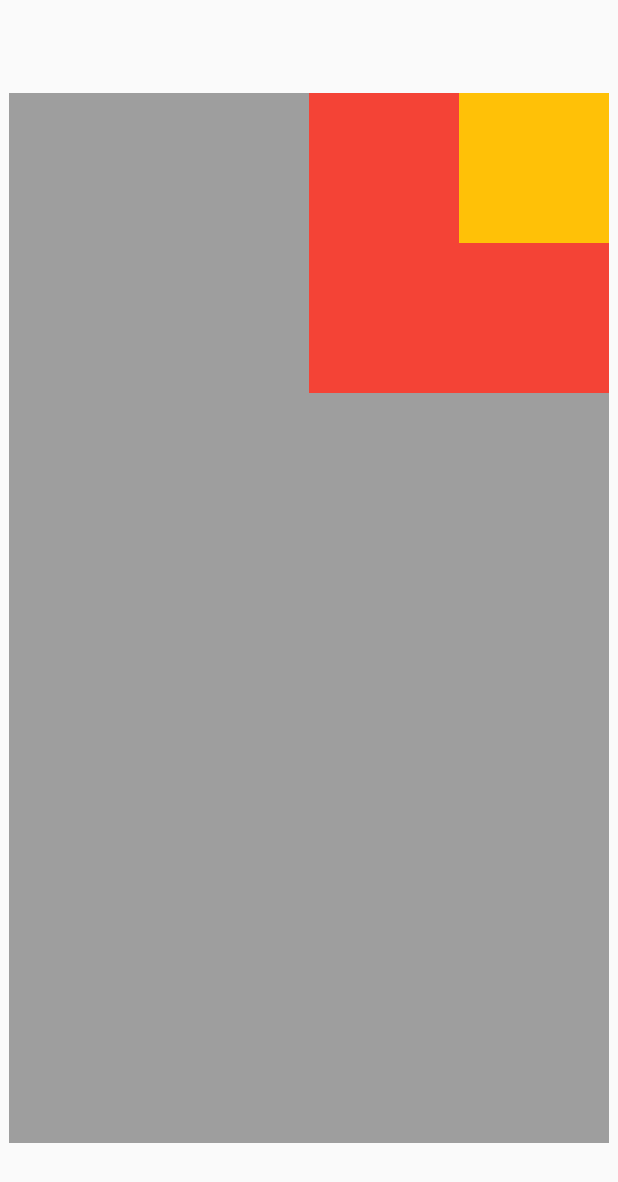
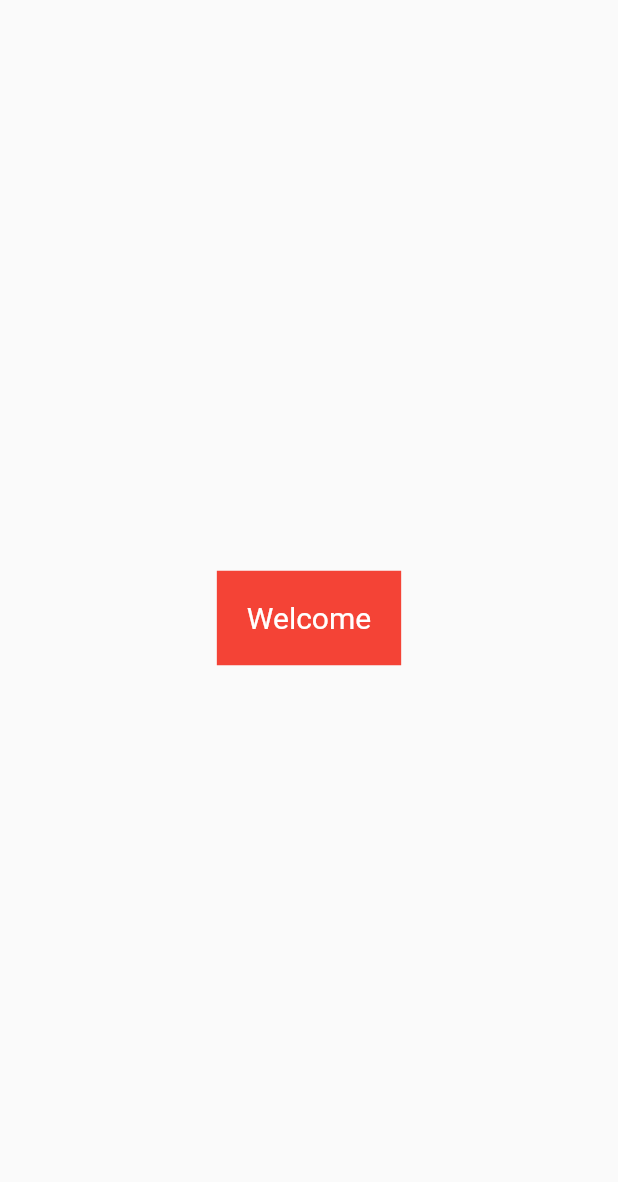
Before and after one commit to balabeltmimi/my-flutter-tutorial, a Flutter app: the screen it shows after launch, on a phone screen of 412 x 824 dp. Shown: the top 1182 px of the screen. Run offline on Flutter 3.47's test engine with Material 2 defaults, Android fonts, the phone set to English and light mode, and no system bars.

Commit message:
🚀 [feat] Add the lessons

```diff
--- a/lib/main.dart
+++ b/lib/main.dart
@@ -1,5 +1,5 @@
 import 'package:flutter/material.dart';
-import 'package:my_first_flutter/position-stack.dart';
+import 'package:my_first_flutter/padding.dart';
 
 void main() => runApp(MyApp());
 
@@ -11,7 +11,7 @@ class MyApp extends StatelessWidget {
       theme: ThemeData(
         primarySwatch: Colors.blue,
       ),
-      home: MyStackPosition(),
+      home: MyPadding(),
     );
   }
 }
--- /dev/null
+++ b/lib/padding.dart
@@ -0,0 +1,25 @@
+import 'package:flutter/material.dart';
+
+class MyPadding extends StatelessWidget {
+  @override
+  Widget build(BuildContext context) {
+    return Scaffold(
+      body: Center(
+        child: Container(
+          color: Colors.red,
+          child: Padding(
+            padding: EdgeInsets.lerp(EdgeInsets.all(10), EdgeInsets.all(20),
+                1.0), // interpolation padding for animation
+            child: Text(
+              'Welcome',
+              style: TextStyle(
+                color: Colors.white,
+                fontSize: 20.0,
+              ),
+            ),
+          ),
+        ),
+      ),
+    );
+  }
+}
```
Also changed, not shown: lib/mediaquery.dart (added, +28 -0 lines), lib/position-alignment.dart (added, +36 -0 lines), lib/position-stack.dart (+10 -7 lines), lib/test-box.dart (added, +30 -0 lines).
